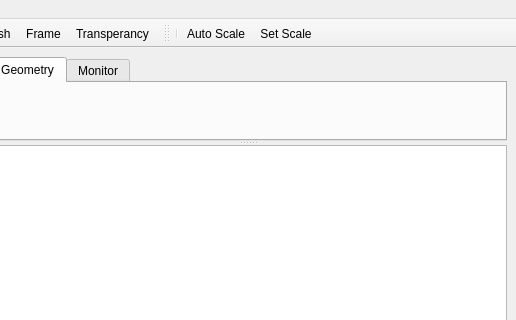
Old version of the form PyQtVTK/ccm.ui in the repository shach934/scripts; both pictures show x 543 to 1059 and y 0 to 320 of the 1059 by 731 pixel window.
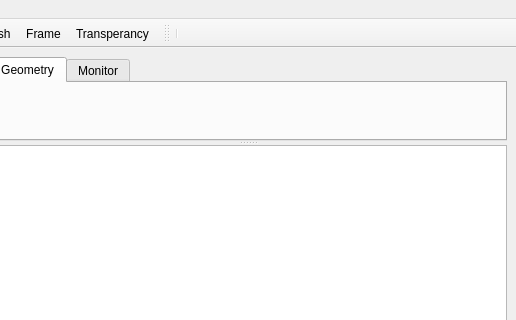
New version of the form. Icons and pictures are not drawn.

The edit to the form file:
```diff
--- a/PyQtVTK/ccm.ui
+++ b/PyQtVTK/ccm.ui
@@ -557,8 +557,6 @@
     <bool>false</bool>
    </attribute>
    <addaction name="separator"/>
-   <addaction name="actionAuto_Scale"/>
-   <addaction name="actionSet_Scale"/>
   </widget>
   <action name="actionOpen">
    <property name="icon">
```
Left out of the diff: 21 changed lines with no effect on the pictures.
